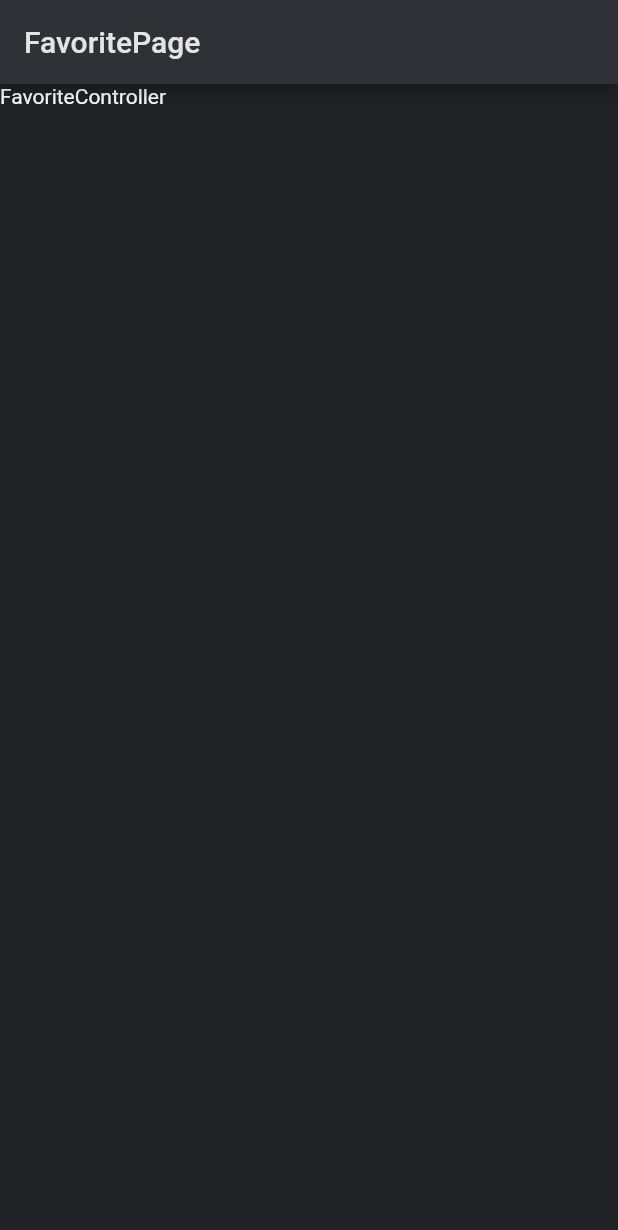
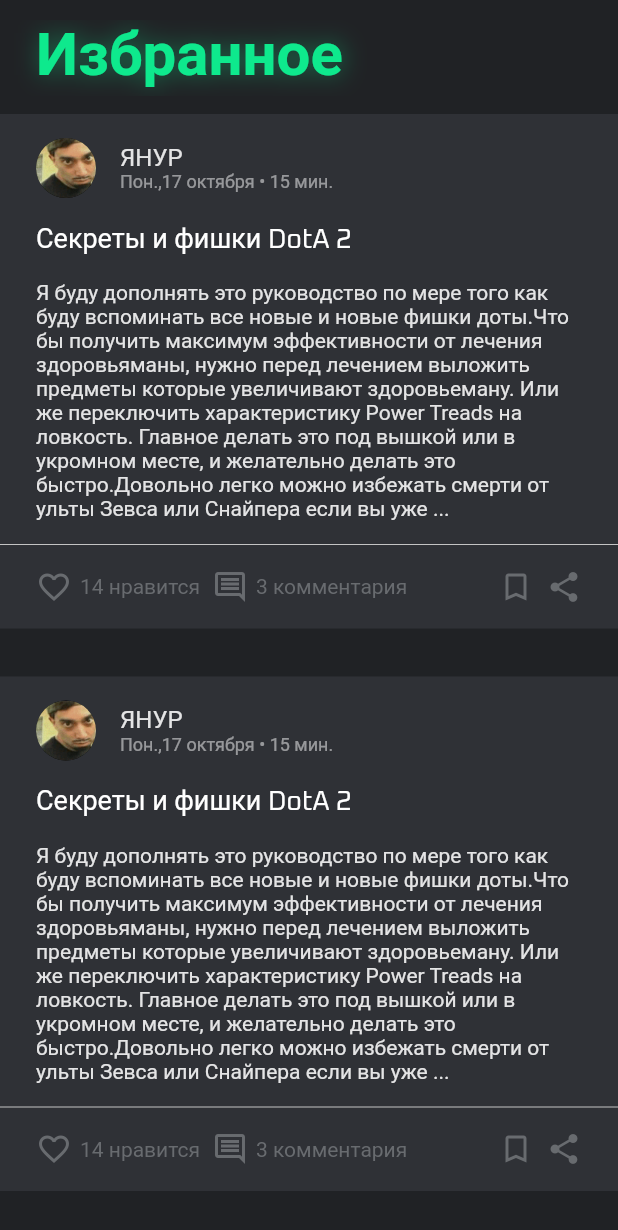
Before and after one commit to mentoster/Companion_flutter_app, a Flutter app: the FavoritePage screen opened directly, on a phone screen of 412 x 824 dp. Shown: the top 1230 px of the screen. Run offline on Flutter 3.47's test engine with Material 2 defaults, Android fonts, the phone set to English and light mode, and no system bars; our stand-ins replace get, get_storage, hive, hive_flutter; missing offline and left inert: dart:ffi, material_tag_editor, story; accounts and stored records are empty.

Commit message:
add favorite page

```diff
--- a/lib/app/ui/pages/community_page/community_page.dart
+++ b/lib/app/ui/pages/community_page/community_page.dart
@@ -72,8 +72,8 @@
                     color: Theme.of(context).iconTheme.color,
                   ),
                 ),
-                const PortWidget(),
-                const PortWidget(),
+                const PostWidget(),
+                const PostWidget(),
               ],
             ),
           ]),
--- a/lib/app/ui/pages/community_page/widgets/post_widget.dart
+++ b/lib/app/ui/pages/community_page/widgets/post_widget.dart
@@ -2,8 +2,8 @@
 import 'package:companion/app/ui/theme/app_text_theme.dart';
 import 'package:flutter/material.dart';
 
-class PortWidget extends StatelessWidget {
-  const PortWidget({
+class PostWidget extends StatelessWidget {
+  const PostWidget({
     Key? key,
   }) : super(key: key);
 
--- a/lib/app/ui/pages/favorite_page/favorite_page.dart
+++ b/lib/app/ui/pages/favorite_page/favorite_page.dart
@@ -1,19 +1,55 @@
-
+import 'package:companion/app/ui/global_widgets.dart/blur_widget.dart';
+import 'package:companion/app/ui/pages/community_page/widgets/post_widget.dart';
+import 'package:companion/app/ui/theme/app_constants.dart';
+import 'package:companion/app/ui/theme/app_text_theme.dart';
 import 'package:flutter/material.dart';
 import 'package:get/get.dart';
 import '../../../controllers/favorite_controller.dart';
 
+class FavoritePage extends GetView<FavoriteController> {
+  const FavoritePage({Key? key}) : super(key: key);
 
-class FavoritePage extends GetView<FavoriteController> {
   @override
   Widget build(BuildContext context) {
     return Scaffold(
-      appBar: AppBar(
-        title: Text('FavoritePage'),
-      ),
-      body: SafeArea(
-        child: Text('FavoriteController'),
-      ),
-    );
+        body: SafeArea(
+            child: SingleChildScrollView(
+      child: Stack(children: [
+        Padding(
+          padding: const EdgeInsets.only(left: 6, top: 13),
+          child: BlurFilter(
+            child: Text(
+              "  Избранное  ",
+              style: TextStyle(
+                fontSize: 40,
+                fontFamily: "Oxanium",
+                fontWeight: FontWeight.w700,
+                color: Theme.of(context).colorScheme.primary.withOpacity(0.4),
+              ),
+            ),
+            sigmaX: 8.0,
+            sigmaY: 8.0,
+          ),
+        ),
+        Column(
+            mainAxisAlignment: MainAxisAlignment.start,
+            crossAxisAlignment: CrossAxisAlignment.start,
+            children: [
+              Padding(
+                padding: const EdgeInsets.only(
+                  top: 13,
+                  left: screenPadding,
+                ),
+                child: Text(
+                  "Избранное",
+                  style: pageTitle,
+                ),
+              ),
+              const PostWidget(),
+              const PostWidget(),
+              const PostWidget(),
+            ]),
+      ]),
+    )));
   }
 }
--- a/lib/app/ui/pages/news_page/news_page.dart
+++ b/lib/app/ui/pages/news_page/news_page.dart
@@ -1,8 +1,6 @@
 import 'dart:ui';
 
-import 'package:companion/app/ui/pages/story_page/widgets/gradient_widget.dart';
 import 'package:companion/app/ui/theme/app_constants.dart';
-import 'package:companion/app/ui/theme/app_text_theme.dart';
 import 'package:flutter/material.dart';
 import 'package:get/get.dart';
 import '../../../controllers/news_controller.dart';
```
